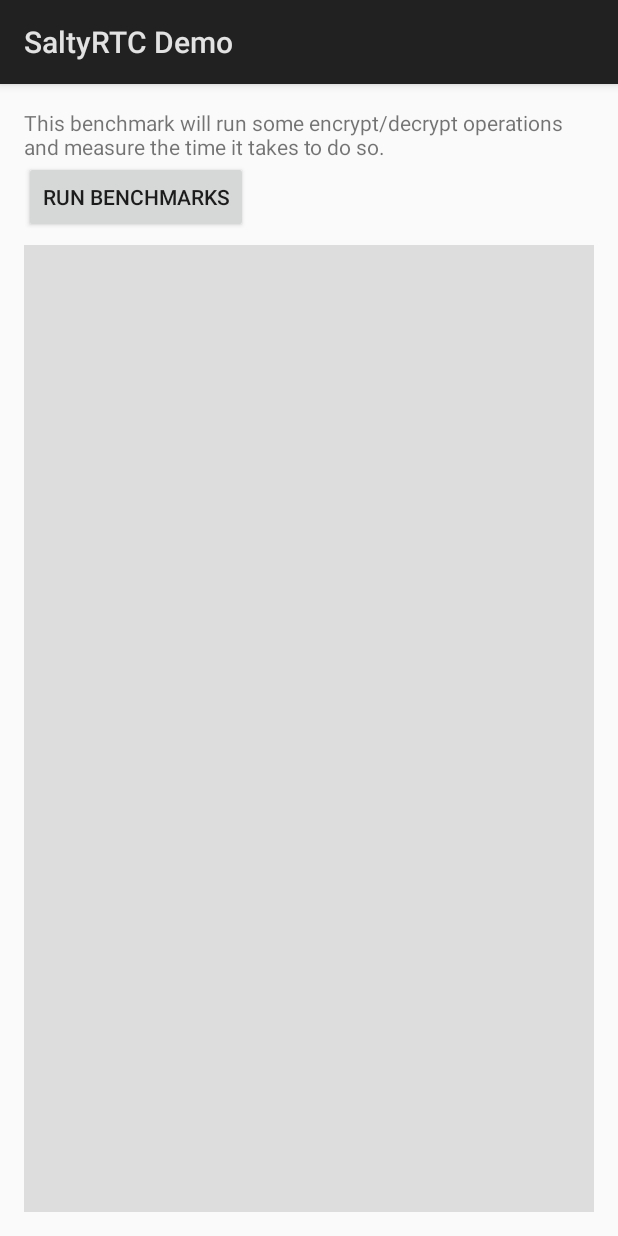
After one commit to saltyrtc/saltyrtc-demo, an Android app: the layout activity_benchmarks.xml on its own in the app's theme, with its tools: preview values and no code run, on a phone screen of 412 x 824 dp. The commit adds this screen. Run offline under Robolectric (Android 15) with nearby library versions, the phone set to English and light mode, and no system bars.

Commit message:
Android: Implement benchmarks

```diff
--- a/android/app/src/main/AndroidManifest.xml
+++ b/android/app/src/main/AndroidManifest.xml
@@ -17,6 +17,7 @@
                 <category android:name="android.intent.category.LAUNCHER"/>
             </intent-filter>
         </activity>
+        <activity android:name=".BenchmarkActivity" android:screenOrientation="portrait"/>
     </application>
 
 </manifest>
--- /dev/null
+++ b/android/app/src/main/res/layout/activity_benchmarks.xml
@@ -0,0 +1,42 @@
+<?xml version="1.0" encoding="utf-8"?>
+<LinearLayout
+    xmlns:android="http://schemas.android.com/apk/res/android"
+    xmlns:tools="http://schemas.android.com/tools"
+    android:id="@+id/activity_main"
+    android:layout_width="match_parent"
+    android:layout_height="match_parent"
+    android:paddingBottom="@dimen/activity_vertical_margin"
+    android:paddingLeft="@dimen/activity_horizontal_margin"
+    android:paddingRight="@dimen/activity_horizontal_margin"
+    android:paddingTop="@dimen/activity_vertical_margin"
+    android:orientation="vertical"
+    tools:context="org.saltyrtc.demo.app.BenchmarkActivity">
+
+    <TextView
+        android:layout_width="match_parent"
+        android:layout_height="wrap_content"
+        android:text="@string/benchmarks_text"/>
+
+    <Button
+        android:id="@+id/button_run_benchmarks"
+        android:layout_width="wrap_content"
+        android:layout_height="wrap_content"
+        android:onClick="runBenchmarks"
+        android:text="@string/button_run_benchmarks"/>
+
+    <ScrollView
+        android:id="@+id/messages_scroll"
+        android:layout_width="match_parent"
+        android:layout_height="match_parent"
+        android:background="#dddddd"
+        android:layout_marginTop="8dp">
+        <LinearLayout
+            android:id="@+id/messages"
+            android:layout_width="match_parent"
+            android:layout_height="wrap_content"
+            android:paddingBottom="8dp"
+            android:orientation="vertical">
+        </LinearLayout>
+    </ScrollView>
+
+</LinearLayout>
--- /dev/null
+++ b/android/app/src/main/res/menu/main_menu.xml
@@ -0,0 +1,6 @@
+<?xml version="1.0" encoding="utf-8"?>
+<menu xmlns:android="http://schemas.android.com/apk/res/android">
+    <item android:id="@+id/benchmarks"
+          android:title="@string/benchmarks"
+          android:showAsAction="never"/>
+</menu>
--- a/android/app/src/main/res/values/strings.xml
+++ b/android/app/src/main/res/values/strings.xml
@@ -3,4 +3,7 @@
     <string name="loading">Loading...</string>
     <string name="button_start">Start</string>
     <string name="button_stop">Stop</string>
+    <string name="benchmarks">Benchmarks</string>
+    <string name="benchmarks_text">This benchmark will run some encrypt/decrypt operations and measure the time it takes to do so.</string>
+    <string name="button_run_benchmarks">Run benchmarks</string>
 </resources>
```
Also changed, not shown: android/app/src/main/java/org/saltyrtc/demo/app/BenchmarkActivity.java (added, +189 -0 lines), android/app/src/main/java/org/saltyrtc/demo/app/MainActivity.java (+27 -2 lines).
